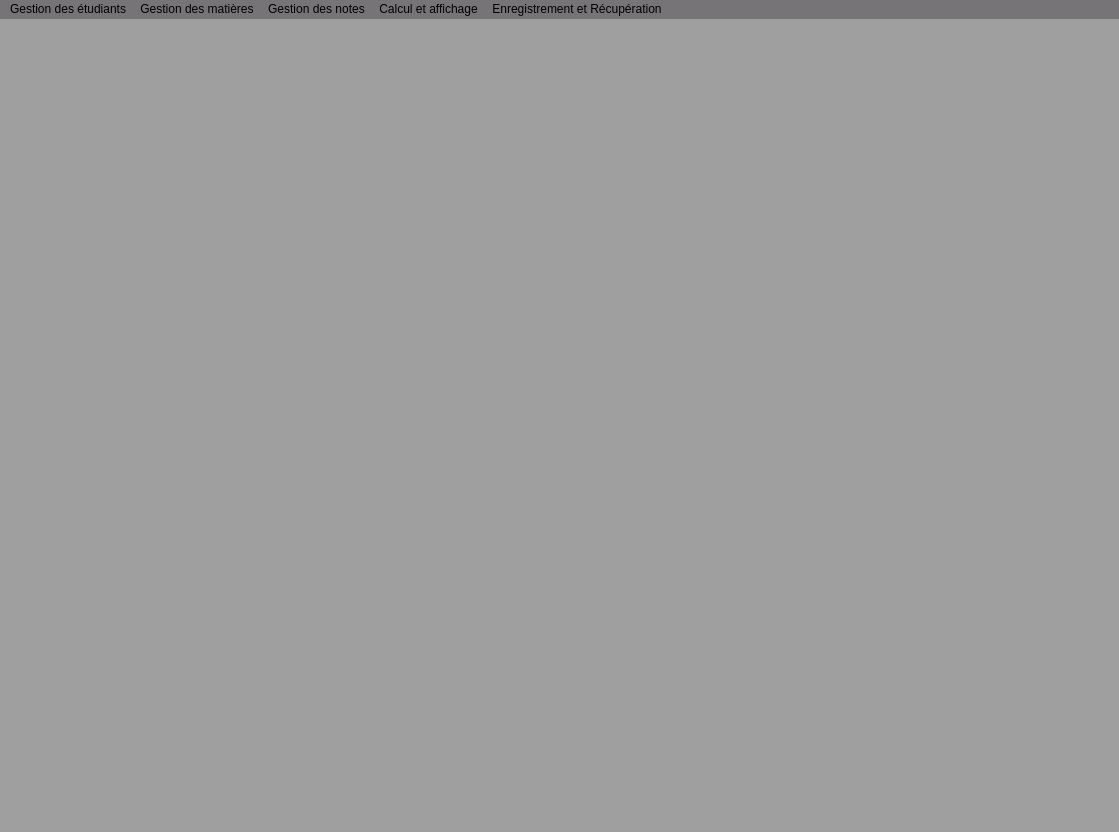
Qt form UI/MainWindow.ui (ahmedhamila/Grade-Management) before a commit.
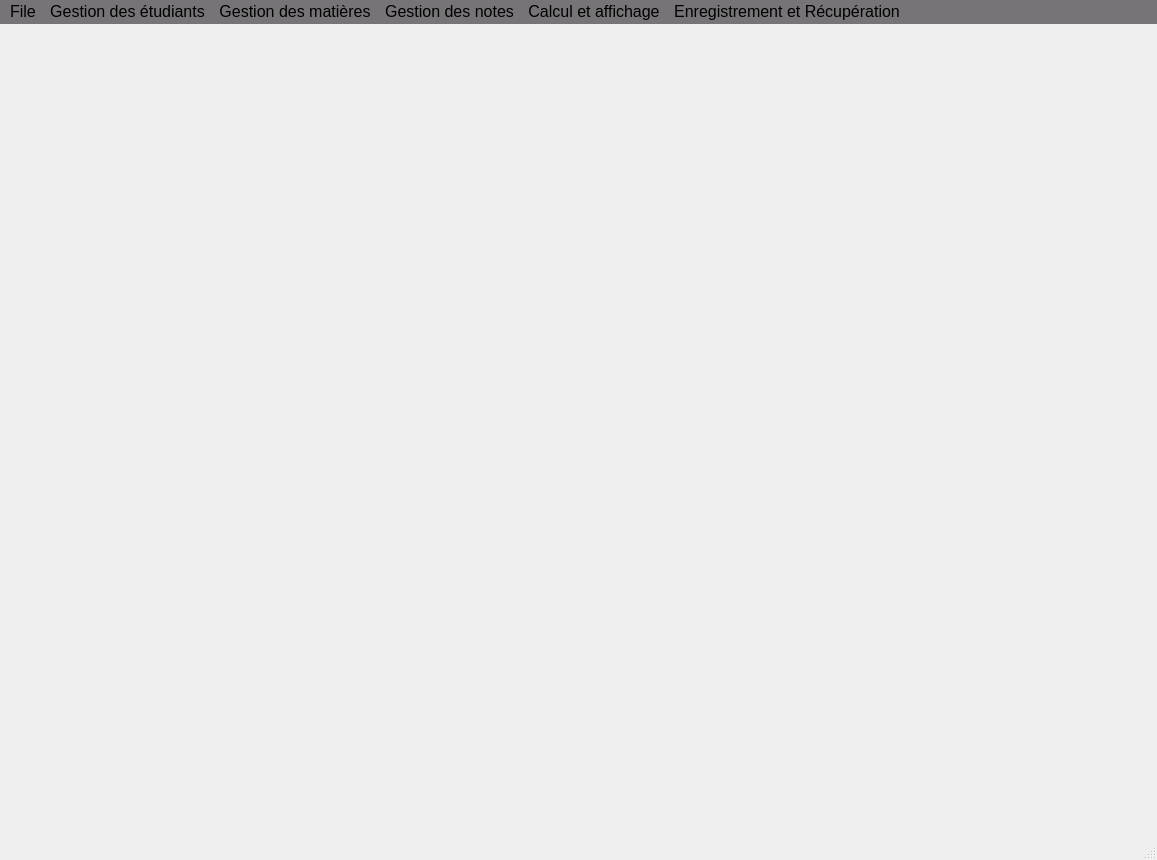
The same form after that commit.

What changed in the file:
```diff
--- a/UI/MainWindow.ui
+++ b/UI/MainWindow.ui
@@ -6,8 +6,8 @@
    <rect>
     <x>0</x>
     <y>0</y>
-    <width>1119</width>
-    <height>832</height>
+    <width>1157</width>
+    <height>860</height>
    </rect>
   </property>
   <property name="font">
@@ -23,7 +23,7 @@
    <string>MainWindow</string>
   </property>
   <property name="styleSheet">
-   <string notr="true">font: 75 12pt &quot;Arial&quot;;background-color:#A09FA0;</string>
+   <string notr="true">font: 75 12pt &quot;Arial&quot;;</string>
   </property>
   <widget class="QWidget" name="centralwidget">
    <widget class="QStackedWidget" name="stackedWidget">
@@ -31,8 +31,8 @@
      <rect>
       <x>0</x>
       <y>0</y>
-      <width>1121</width>
-      <height>821</height>
+      <width>1161</width>
+      <height>841</height>
      </rect>
     </property>
     <property name="currentIndex">
@@ -47,7 +47,7 @@
     <rect>
      <x>0</x>
      <y>0</y>
-     <width>1119</width>
+     <width>1157</width>
      <height>24</height>
     </rect>
    </property>
@@ -226,6 +226,16 @@
     <addaction name="actionRecuperation_de_tout"/>
     <addaction name="separator"/>
    </widget>
+   <widget class="QMenu" name="menuFile">
+    <property name="title">
+     <string>File</string>
+    </property>
+    <addaction name="actionAcceuil"/>
+    <addaction name="separator"/>
+    <addaction name="actionExit"/>
+    <addaction name="separator"/>
+   </widget>
+   <addaction name="menuFile"/>
    <addaction name="menuGestion_des_etudiants"/>
    <addaction name="menuGestion_des_matieres"/>
    <addaction name="menuGestion_des_notes"/>
```
Left out of the diff: 12 changed lines with no effect on the pictures.
